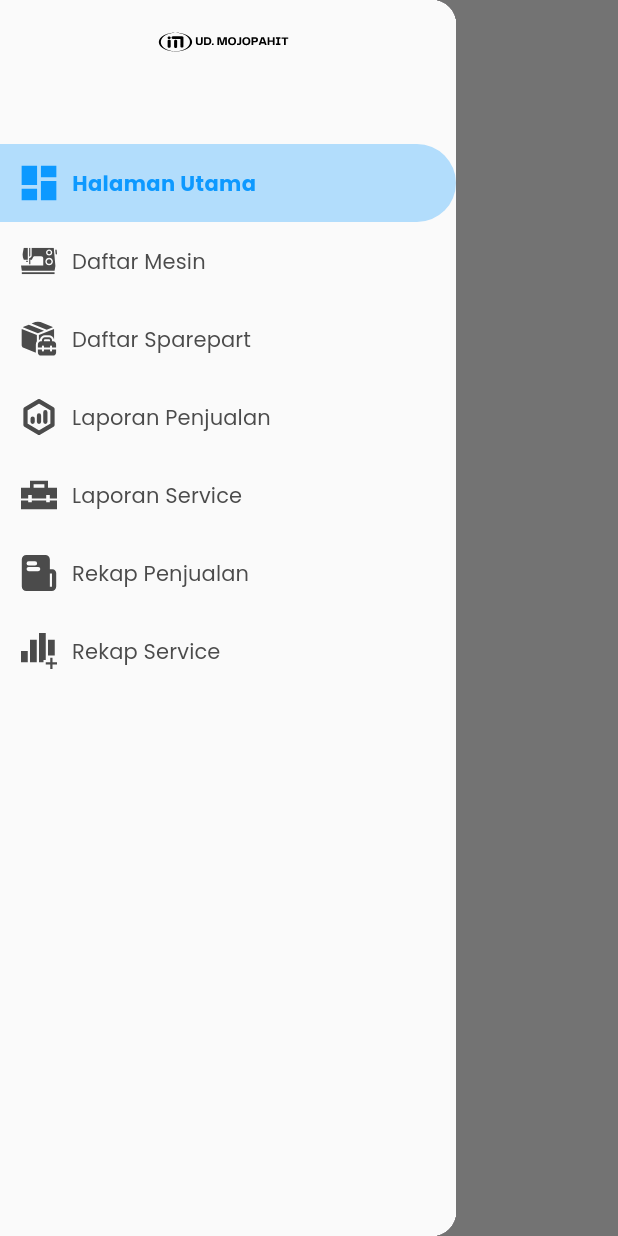
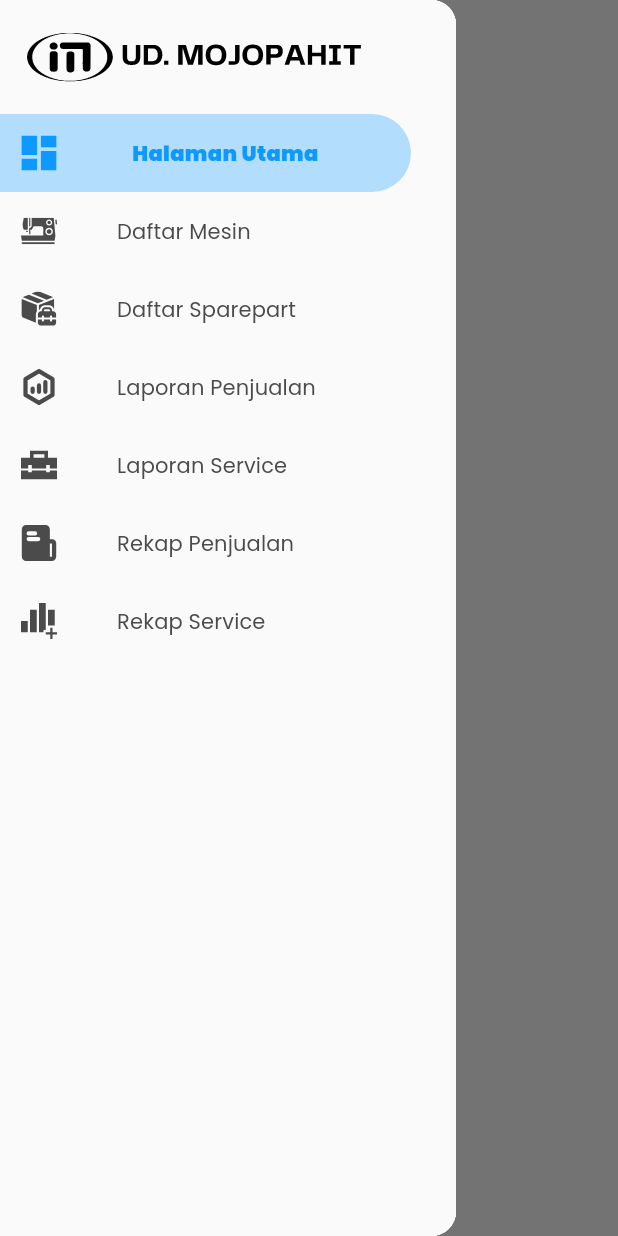
Before and after one commit to FardanAthilla/Project_TA, a Flutter app: the screen it shows after launch, with the side drawer open, on a phone screen of 412 x 824 dp. Run offline on Flutter 3.47's test engine with Material 3 defaults, Android fonts, the light colour scheme and no system bars; our stand-ins replace flutter_svg, get, google_fonts.

Commit message:
feat:[AS] fixing positionn

```diff
--- a/lib/Page/Sidebar/sidebar.dart
+++ b/lib/Page/Sidebar/sidebar.dart
@@ -118,13 +118,15 @@
     return Drawer(
       child: Material(
         color: Warna.background,
-      child: Column(
-        children: [
+        child: GetBuilder<NavigationController>(
+          builder: (controller) {
+            return ListView(
+              padding: EdgeInsets.fromLTRB(0, 10.0, 30.0, 10.0),
+              children: <Widget>[
                 buildDrawerHeader(),
-          Expanded(
-            child: ListView(
-              padding: EdgeInsets.only(top: 40.0), // untuk ngatur padding atasnya
-              children: <Widget>[
+                SizedBox(
+                  height: 10,
+                ),
                 buildDrawerItem(0, 'Halaman Utama', 'Assets/dashboard.svg'),
                 buildDrawerItem(1, 'Daftar Mesin', 'Assets/sewingmachine.svg'),
                 buildDrawerItem(2, 'Daftar Sparepart', 'Assets/sparepart.svg'),
@@ -133,28 +135,25 @@
                 buildDrawerItem(5, 'Rekap Penjualan', 'Assets/rekappenjualan.svg'),
                 buildDrawerItem(6, 'Rekap Service', 'Assets/rekapservice.svg'),
               ],
-            ),
-          ),
-        ],
+            );
+          },
         ),
       ),
     );
   }
 
-
-Widget buildDrawerHeader() { //ini buat atur header
+  Widget buildDrawerHeader() {
     return Container(
       padding: EdgeInsets.symmetric(horizontal: 8.0),
       height: kToolbarHeight,
       color: Warna.background,
       child: SvgPicture.asset(
         'Assets/logo2.svg',
-      width: 100,
-      height: 100,
+        width: 30,
+        height: 30,
       ),
     );
   }
-
 
   Widget buildDrawerItem(int index, String title, String iconPath) {
     final navigationController = Get.put(NavigationController());
@@ -177,12 +176,12 @@
                 height: 24,
                 color: Warna.main,
               ),
-                SizedBox(width: 10),
+                SizedBox(width: 50),
                 Text(
                   title,
                   style: TextStyle(
                     color: Warna.main,
-                    fontWeight: FontWeight.w700,
+                    fontWeight: FontWeight.w900,
                   ),
                 )
               ],
@@ -211,7 +210,7 @@
                 height: 24,
                 color: Warna.teks,
               ),
-                SizedBox(width: 10),
+                SizedBox(width: 40),
                 Text(
                   title,
                   style: TextStyle(
```
Lines whose indentation alone changed are shown as unchanged.
